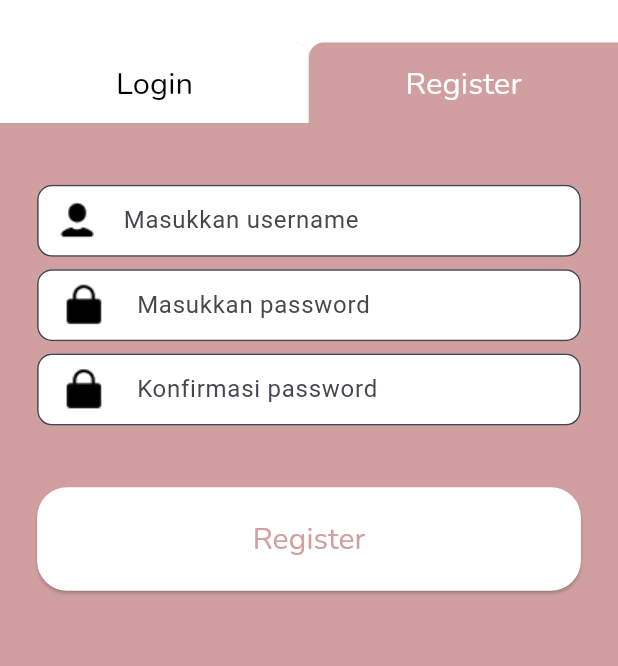
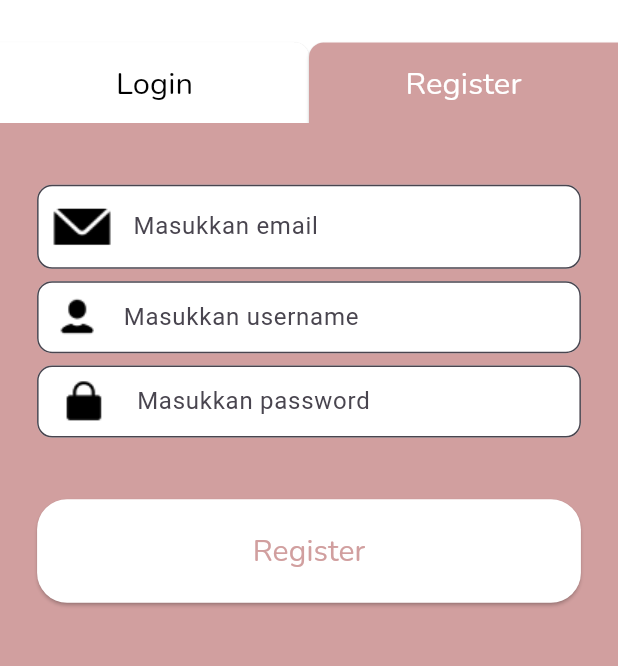
Before and after one commit to Fadhlurhmn/exprimo, a Flutter app: the RegisterScreen screen opened directly, on a phone screen of 412 x 824 dp, the part 495-1161 px from its top. Run offline on Flutter 3.47's test engine with Material 3 defaults, Android fonts, the phone set to English and light mode, and no system bars; our stand-ins replace camera, firebase_core, firebase_database, google_fonts, permission_handler; accounts and stored records are empty.

Commit message:
connect register to database

```diff
--- a/lib/register/register_screen.dart
+++ b/lib/register/register_screen.dart
@@ -1,3 +1,4 @@
+import 'package:firebase_database/firebase_database.dart';
 import 'package:flutter/material.dart';
 import 'package:exprimo/login/background.dart';
 import 'package:exprimo/constants.dart';
@@ -13,10 +14,11 @@ class RegisterScreen extends StatefulWidget {
 }
 
 class _RegisterScreenState extends State<RegisterScreen> {
+  final TextEditingController emailController = TextEditingController();
   final TextEditingController usernameController = TextEditingController();
   final TextEditingController passwordController = TextEditingController();
-  final TextEditingController confirmPasswordController = TextEditingController();
-  final _formKey = GlobalKey<FormState>(); // Membuat GlobalKey untuk form
+  final _formKey = GlobalKey<FormState>();
+  final DatabaseReference usersRef = FirebaseDatabase.instance.ref("users");
 
   @override
   Widget build(BuildContext context) {
@@ -26,27 +28,69 @@ class _RegisterScreenState extends State<RegisterScreen> {
       body: SafeArea(
         child: Column(
           children: [
-            // Background Widget
             Background(isLoginActive: false),
-
-            // Kotak berwarna secondaryColor di bagian bawah
             Expanded(
               child: Container(
                 color: secondaryColor,
                 padding: EdgeInsets.symmetric(horizontal: size.width * 0.06),
                 child: SingleChildScrollView(
-                  child: Form( // Menggunakan Form untuk validasi
+                  child: Form(
                     key: _formKey,
                     child: Column(
                       mainAxisAlignment: MainAxisAlignment.start,
                       children: [
-                        SizedBox(height: size.height * 0.05), // Jarak atas
-                        Container(
+                        SizedBox(height: size.height * 0.05),
+                        _buildTextField(
+                          controller: emailController,
+                          hintText: 'Masukkan email',
+                          icon: "assets/icons/Email.png",
+                          validatorMessage: 'Silakan masukkan email.',
+                        ),
+                        SizedBox(height: size.height * 0.01),
+                        _buildTextField(
+                          controller: usernameController,
+                          hintText: 'Masukkan username',
+                          icon: "assets/icons/Person.png",
+                          validatorMessage: 'Silakan masukkan username.',
+                        ),
+                        SizedBox(height: size.height * 0.01),
+                        _buildTextField(
+                          controller: passwordController,
+                          hintText: 'Masukkan password',
+                          icon: "assets/icons/Lock.png",
+                          isPassword: true,
+                          validatorMessage: 'Silakan masukkan password.',
+                        ),
+                        SizedBox(height: size.height * 0.05),
+                        _buildRegisterButton(context),
+                        SizedBox(height: size.height * 0.03),
+                      ],
+                    ),
+                  ),
+                ),
+              ),
+            ),
+          ],
+        ),
+      ),
+    );
+  }
+
+  Widget _buildTextField({
+    required TextEditingController controller,
+    required String hintText,
+    required String icon,
+    required String validatorMessage,
+    bool isPassword = false,
+    String? Function(String?)? additionalValidator,
+  }) {
+    return Container(
       width: double.infinity,
       child: TextFormField(
-                            controller: usernameController,
+        controller: controller,
+        obscureText: isPassword,
         decoration: InputDecoration(
-                              hintText: 'Masukkan username',
+          hintText: hintText,
           border: OutlineInputBorder(
             borderRadius: BorderRadius.circular(10),
           ),
@@ -55,89 +99,43 @@ class _RegisterScreenState extends State<RegisterScreen> {
           fillColor: Colors.white,
           prefixIcon: Padding(
             padding: const EdgeInsets.all(8.0),
-                                child: Image.asset("assets/icons/Person.png"),
+            child: Image.asset(icon),
           ),
         ),
         validator: (value) {
           if (value == null || value.isEmpty) {
-                                return 'Silakan masukkan username.';
+            return validatorMessage;
+          }
+          if (additionalValidator != null) {
+            return additionalValidator(value);
           }
           return null;
         },
       ),
-                        ),
-                        SizedBox(height: size.height * 0.01),
-                        Container(
-                          width: double.infinity,
-                          child: TextFormField(
-                            controller: passwordController,
-                            obscureText: true,
-                            decoration: InputDecoration(
-                              hintText: 'Masukkan password',
-                              border: OutlineInputBorder(
-                                borderRadius: BorderRadius.circular(10),
-                              ),
-                              contentPadding: EdgeInsets.symmetric(horizontal: 10, vertical: 10),
-                              filled: true,
-                              fillColor: Colors.white,
-                              prefixIcon: Padding(
-                                padding: const EdgeInsets.all(8.0),
-                                child: Image.asset("assets/icons/Lock.png"),
-                              ),
-                            ),
-                            validator: (value) {
-                              if (value == null || value.isEmpty) {
-                                return 'Silakan masukkan password.';
+    );
   }
-                              return null;
-                            },
-                          ),
-                        ),
-                        SizedBox(height: size.height * 0.01),
-                        Container(
-                          width: double.infinity,
-                          child: TextFormField(
-                            controller: confirmPasswordController,
-                            obscureText: true,
-                            decoration: InputDecoration(
-                              hintText: 'Konfirmasi password',
-                              border: OutlineInputBorder(
-                                borderRadius: BorderRadius.circular(10),
-                              ),
-                              contentPadding: EdgeInsets.symmetric(horizontal: 10, vertical: 10),
-                              filled: true,
-                              fillColor: Colors.white,
-                              prefixIcon: Padding(
-                                padding: const EdgeInsets.all(8.0),
-                                child: Image.asset("assets/icons/Lock.png"),
-                              ),
-                            ),
-                            validator: (value) {
-                              if (value == null || value.isEmpty) {
-                                return 'Silakan konfirmasi password.';
-                              } else if (value != passwordController.text) {
-                                return 'Password tidak cocok.';
-                              }
-                              return null;
-                            },
-                          ),
-                        ),
-                        SizedBox(height: size.height * 0.05),
 
-                        // Tombol Register di bagian bawah
-                        Container(
+  Widget _buildRegisterButton(BuildContext context) {
+    return Container(
       width: double.infinity,
       child: ElevatedButton(
-                            onPressed: () {
+        onPressed: () async {
           if (_formKey.currentState!.validate()) {
-                                // Jika validasi berhasil, navigasi ke homepage
+            // Simpan data user ke Firebase Realtime Database
+            await usersRef.push().set({
+              "email": emailController.text,
+              "username": usernameController.text,
+              "password": passwordController.text,
+            }).then((_) {
+              print("User berhasil ditambahkan!");
               Navigator.push(
                 context,
                 MaterialPageRoute(builder: (context) => Homepage()),
               );
+            }).catchError((error) {
+              print("Gagal menambahkan user: $error");
+            });
           }
-                              // Tidak perlu menampilkan pop-up jika validasi gagal, karena
-                              // pesan kesalahan sudah ditampilkan di bawah TextFormField
         },
         child: Text(
           'Register',
@@ -156,25 +154,14 @@ class _RegisterScreenState extends State<RegisterScreen> {
           ),
         ),
       ),
-                        ),
-                        SizedBox(height: size.height * 0.03),
-                      ],
-                    ),
-                  ),
-                ),
-              ),
-            ),
-          ],
-        ),
-      ),
     );
   }
 
   @override
   void dispose() {
+    emailController.dispose();
     usernameController.dispose();
     passwordController.dispose();
-    confirmPasswordController.dispose();
     super.dispose();
   }
 }
```
Also changed, not shown: lib/model/userdata.dart (+21 -0 lines), assets/icons/Email.png (added), flutter_01.png (added), lib/firebase_service.dart (added). Lines whose indentation alone changed are shown as unchanged.
